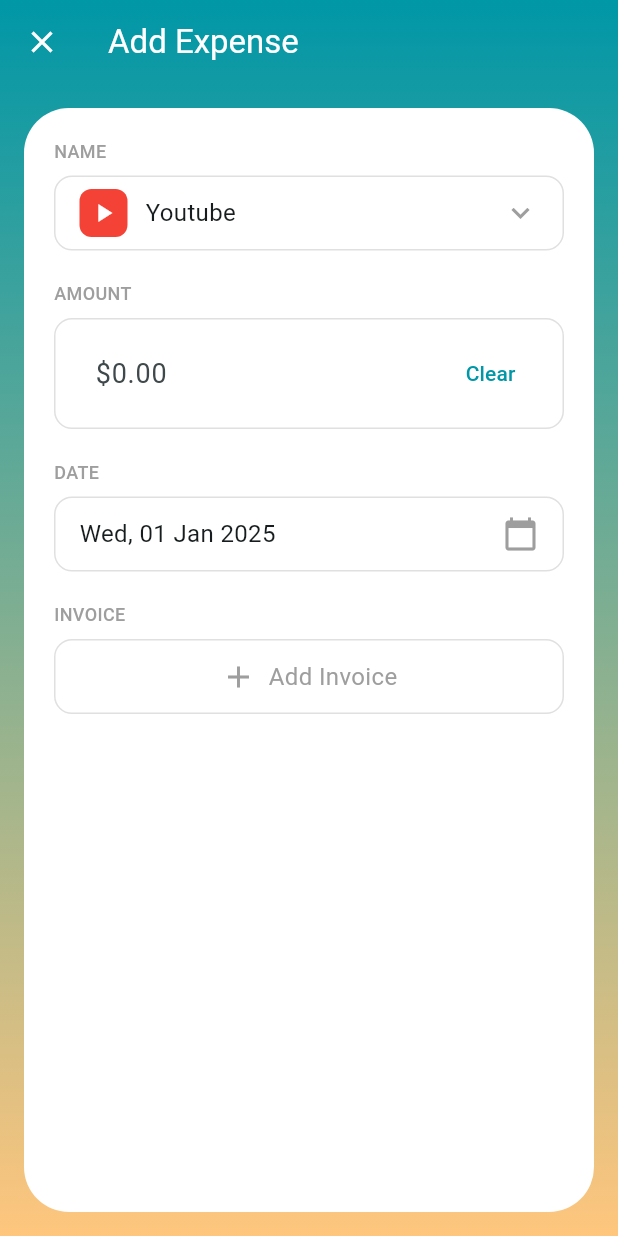
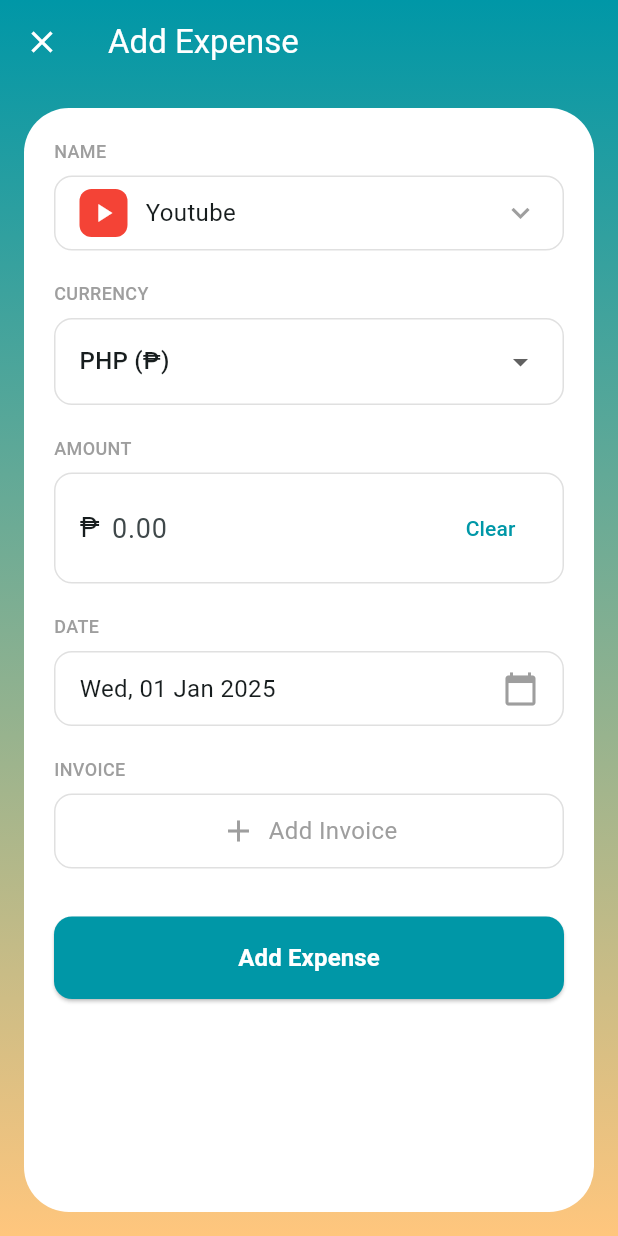
Before and after one commit to phcodesage/sage-expense-tracker, a Flutter app: the AddExpenseScreen widget shown alone on an empty page, opened directly, on a phone screen of 412 x 824 dp. Run offline on Flutter 3.47's test engine with Material 3 defaults, Android fonts, the phone set to English and light mode, and no system bars; our stand-ins replace cloud_firestore, hive, hive_flutter; accounts and stored records are empty.

Commit message:
added: currency list

```diff
--- a/lib/main.dart
+++ b/lib/main.dart
@@ -7,6 +7,58 @@ import 'package:sage_expense_tracker/screens/profile_screen.dart';
 import 'package:sage_expense_tracker/screens/onboarding_screen.dart';
 import 'package:sage_expense_tracker/screens/splash_screen.dart';
 import 'package:sage_expense_tracker/widgets/circle_reveal_clipper.dart';
+
+enum Currency {
+  AED('AED', 'د.إ'),
+  AUD('AUD', 'A\$'),
+  BGN('BGN', 'лв'),
+  BRL('BRL', 'R\$'),
+  CAD('CAD', 'C\$'),
+  CHF('CHF', 'CHF'),
+  CNY('CNY', '¥'),
+  CZK('CZK', 'Kč'),
+  DKK('DKK', 'kr'),
+  EUR('EUR', '€'),
+  GBP('GBP', '£'),
+  HKD('HKD', 'HK\$'),
+  HRK('HRK', 'kn'),
+  HUF('HUF', 'Ft'),
+  IDR('IDR', 'Rp'),
+  ILS('ILS', '₪'),
+  INR('INR', '₹'),
+  ISK('ISK', 'kr'),
+  JPY('JPY', '¥'),
+  KRW('KRW', '₩'),
+  MXN('MXN', 'Mex\$'),
+  MYR('MYR', 'RM'),
+  NOK('NOK', 'kr'),
+  NZD('NZD', 'NZ\$'),
+  PHP('PHP', '₱'),
+  PLN('PLN', 'zł'),
+  RON('RON', 'lei'),
+  RUB('RUB', '₽'),
+  SEK('SEK', 'kr'),
+  SGD('SGD', 'S\$'),
+  THB('THB', '฿'),
+  TRY('TRY', '₺'),
+  USD('USD', '\$'),
+  ZAR('ZAR', 'R');
+
+  final String code;
+  final String symbol;
+  const Currency(this.code, this.symbol);
+
+  static Currency fromCode(String code) {
+    return Currency.values.firstWhere(
+      (currency) => currency.code == code,
+      orElse: () => Currency.PHP, // Default to PHP if code not found
+    );
+  }
+
+  static String getSymbol(String code) {
+    return fromCode(code).symbol;
+  }
+}
 
 void main() {
   runApp(const MyApp());
@@ -47,24 +99,28 @@ class _HomeScreenState extends State<HomeScreen> {
       amount: 850.00,
       date: DateTime.now(),
       userId: 'user_id',
+      currency: 'PHP',
     ),
     Expense(
       name: 'Transfer',
       amount: -85.00,
       date: DateTime.now().subtract(const Duration(days: 1)),
       userId: 'user_id',
+      currency: 'PHP',
     ),
     Expense(
       name: 'Paypal',
       amount: 1406.00,
       date: DateTime(2022, 1, 30),
       userId: 'user_id',
+      currency: 'PHP',
     ),
     Expense(
       name: 'Youtube',
       amount: -11.99,
       date: DateTime(2022, 1, 16),
       userId: 'user_id',
+      currency: 'PHP',
     ),
   ];
 
@@ -114,7 +170,7 @@ class _HomeScreenState extends State<HomeScreen> {
                     ),
                     const SizedBox(height: 20),
                     Text(
-                      '\$${_totalBalance.toStringAsFixed(2)}',
+                      '${Currency.PHP.symbol}${_totalBalance.toStringAsFixed(2)}',
                       style: const TextStyle(
                         color: Colors.white,
                         fontSize: 40,
@@ -128,12 +184,12 @@ class _HomeScreenState extends State<HomeScreen> {
                         _buildBalanceItem(
                           icon: Icons.arrow_downward,
                           label: 'Income',
-                          amount: '\$2,256.00',
+                          amount: '${Currency.PHP.symbol}2,256.00',
                         ),
                         _buildBalanceItem(
                           icon: Icons.arrow_upward,
                           label: 'Expenses',
-                          amount: '\$96.99',
+                          amount: '${Currency.PHP.symbol}96.99',
                         ),
                       ],
                     ),
@@ -167,7 +223,7 @@ class _HomeScreenState extends State<HomeScreen> {
                       title: Text(expense.name),
                       subtitle: Text(DateFormat('MMM dd, yyyy').format(expense.date)),
                       trailing: Text(
-                        '${expense.amount > 0 ? '+' : ''}\$${expense.amount.abs().toStringAsFixed(2)}',
+                        '${expense.amount > 0 ? '+' : ''}${Currency.getSymbol(expense.currency)}${expense.amount.abs().toStringAsFixed(2)}',
                         style: TextStyle(
                           color: expense.amount > 0 ? Colors.green : Colors.red,
                           fontWeight: FontWeight.bold,
@@ -425,6 +481,7 @@ class _AddExpenseScreenState extends State<AddExpenseScreen> with SingleTickerPr
   final TextEditingController _amountController = TextEditingController();
   DateTime _selectedDate = DateTime.now();
   String _selectedCategory = 'Youtube';
+  Currency _selectedCurrency = Currency.PHP;
   late AnimationController _animationController;
   late Animation<double> _animation;
 
@@ -506,6 +563,17 @@ class _AddExpenseScreenState extends State<AddExpenseScreen> with SingleTickerPr
                         _buildCategorySelector(),
                         const SizedBox(height: 20),
                         const Text(
+                          'CURRENCY',
+                          style: TextStyle(
+                            fontSize: 12,
+                            fontWeight: FontWeight.w500,
+                            color: Colors.grey,
+                          ),
+                        ),
+                        const SizedBox(height: 8),
+                        _buildCurrencySelector(),
+                        const SizedBox(height: 20),
+                        const Text(
                           'AMOUNT',
                           style: TextStyle(
                             fontSize: 12,
@@ -537,6 +605,8 @@ class _AddExpenseScreenState extends State<AddExpenseScreen> with SingleTickerPr
                         ),
                         const SizedBox(height: 8),
                         _buildAddInvoice(),
+                        const SizedBox(height: 32),
+                        _buildAddButton(),
                       ],
                     ),
                   ),
@@ -579,6 +649,35 @@ class _AddExpenseScreenState extends State<AddExpenseScreen> with SingleTickerPr
     );
   }
 
+  Widget _buildCurrencySelector() {
+    return Container(
+      padding: const EdgeInsets.symmetric(horizontal: 16, vertical: 4),
+      decoration: BoxDecoration(
+        border: Border.all(color: Colors.grey.shade300),
+        borderRadius: BorderRadius.circular(12),
+      ),
+      child: DropdownButtonHideUnderline(
+        child: DropdownButton<Currency>(
+          value: _selectedCurrency,
+          isExpanded: true,
+          items: Currency.values.map((currency) {
+            return DropdownMenuItem(
+              value: currency,
+              child: Text('${currency.code} (${currency.symbol})'),
+            );
+          }).toList(),
+          onChanged: (Currency? value) {
+            if (value != null) {
+              setState(() {
+                _selectedCurrency = value;
+              });
+            }
+          },
+        ),
+      ),
+    );
+  }
+
   Widget _buildAmountField() {
     return Container(
       padding: const EdgeInsets.symmetric(horizontal: 16, vertical: 12),
@@ -588,14 +687,18 @@ class _AddExpenseScreenState extends State<AddExpenseScreen> with SingleTickerPr
       ),
       child: Row(
         children: [
+          Text(
+            _selectedCurrency.symbol,
+            style: const TextStyle(fontSize: 18),
+          ),
+          const SizedBox(width: 8),
           Expanded(
             child: TextFormField(
               controller: _amountController,
-              keyboardType: TextInputType.number,
+              keyboardType: const TextInputType.numberWithOptions(decimal: true),
               decoration: const InputDecoration(
                 border: InputBorder.none,
-                hintText: '\$0.00',
-                prefixText: '\$',
+                hintText: '0.00',
               ),
               style: const TextStyle(fontSize: 18),
             ),
@@ -673,9 +776,41 @@ class _AddExpenseScreenState extends State<AddExpenseScreen> with SingleTickerPr
     );
   }
 
+  Widget _buildAddButton() {
+    return SizedBox(
+      width: double.infinity,
+      child: ElevatedButton(
+        onPressed: _handleAddExpense,
+        style: ElevatedButton.styleFrom(
+          backgroundColor: Theme.of(context).colorScheme.primary,
+          foregroundColor: Colors.white,
+          padding: const EdgeInsets.symmetric(vertical: 16),
+          shape: RoundedRectangleBorder(
+            borderRadius: BorderRadius.circular(12),
+          ),
+        ),
+        child: const Text(
+          'Add Expense',
+          style: TextStyle(
+            fontSize: 16,
+            fontWeight: FontWeight.bold,
+          ),
+        ),
+      ),
+    );
+  }
+
   void _handleAddExpense() {
     if (_amountController.text.isNotEmpty) {
-      // TODO: Implement expense addition with MongoDB later
+      final amount = double.tryParse(_amountController.text) ?? 0.0;
+      final expense = Expense(
+        name: _selectedCategory,
+        amount: amount,
+        date: _selectedDate,
+        userId: 'user_id', // Replace with actual user ID
+        currency: _selectedCurrency.code,
+      );
+      // TODO: Add the expense to your database
       Navigator.pop(context);
     }
   }
--- a/lib/models/expense.dart
+++ b/lib/models/expense.dart
@@ -5,6 +5,7 @@ class Expense {
   final DateTime date;
   final String? invoiceUrl;
   final String userId;
+  final String currency;
 
   Expense({
     this.id,
@@ -13,6 +14,7 @@ class Expense {
     required this.date,
     this.invoiceUrl,
     required this.userId,
+    required this.currency,
   });
 
   Map<String, dynamic> toMap() {
@@ -22,6 +24,7 @@ class Expense {
       'date': date.toIso8601String(),
       'invoiceUrl': invoiceUrl,
       'userId': userId,
+      'currency': currency,
     };
   }
 
@@ -33,6 +36,7 @@ class Expense {
       date: DateTime.parse(map['date']),
       invoiceUrl: map['invoiceUrl'],
       userId: map['userId'] ?? '',
+      currency: map['currency'] ?? 'PHP',
     );
   }
 }
```
Also changed, not shown: pubspec.lock.
